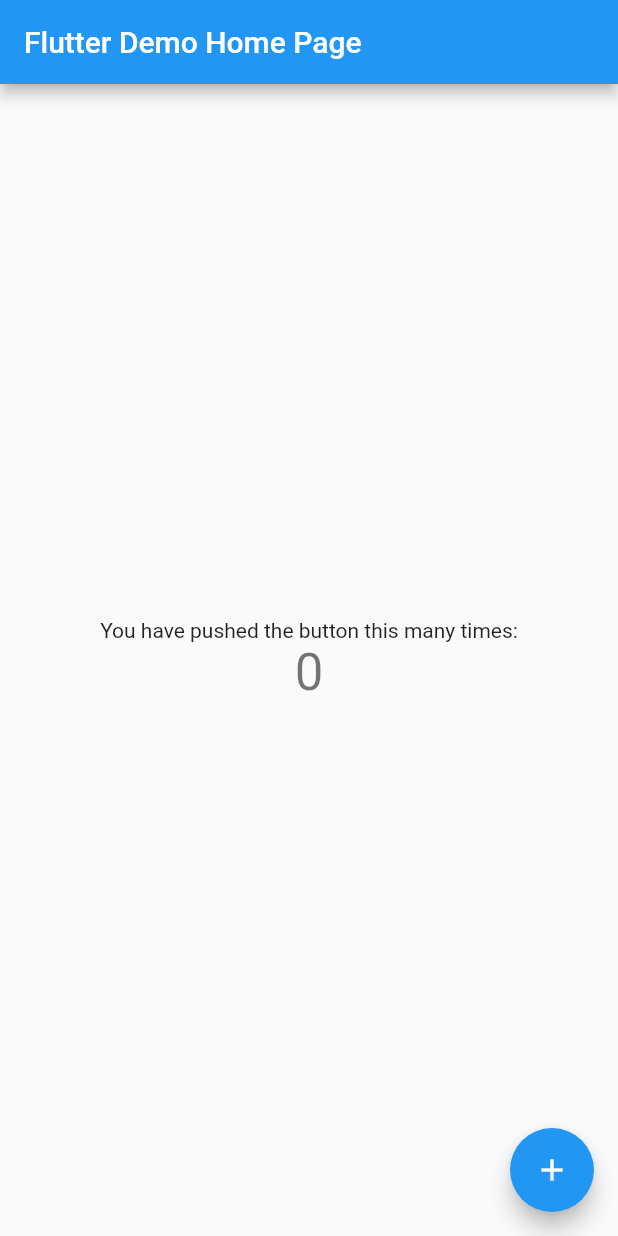
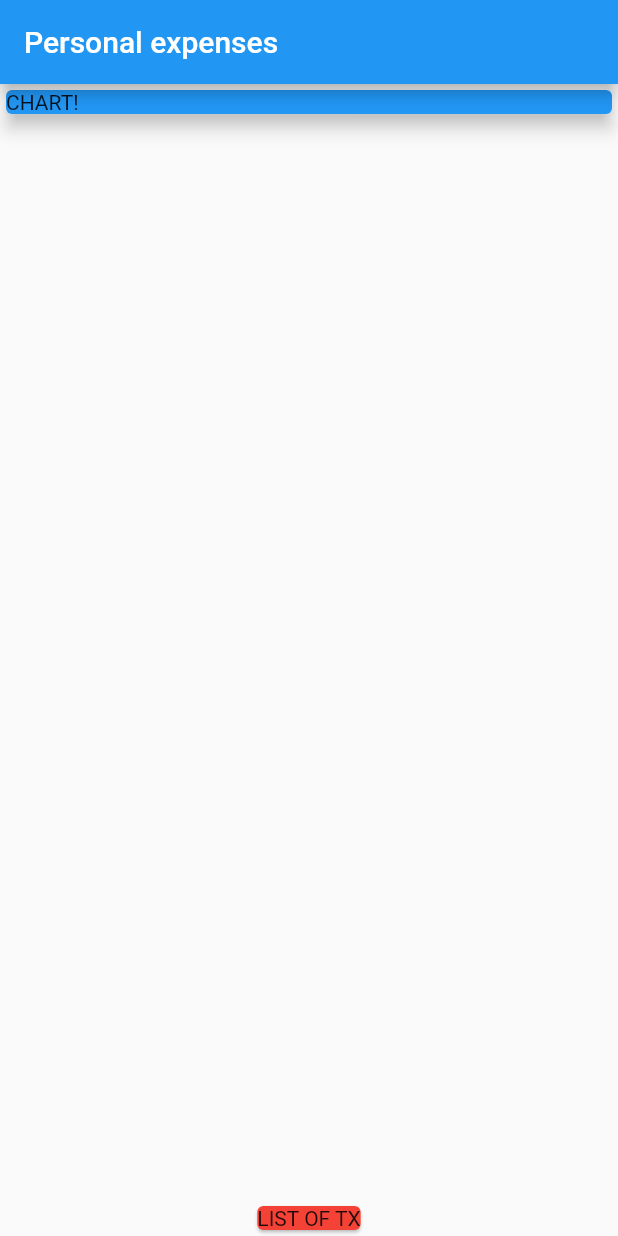
Before and after one commit to ixsho/personal_expenses, a Flutter app: the screen it shows after launch, on a phone screen of 412 x 824 dp. Run offline on Flutter 3.47's test engine with Material 2 defaults, Android fonts, the phone set to English and light mode, and no system bars.

Commit message:
Add: Card

```diff
--- a/lib/main.dart
+++ b/lib/main.dart
@@ -1,113 +1,40 @@
 import 'package:flutter/material.dart';
 
-void main() {
-  runApp(MyApp());
-}
+void main() => runApp(MyApp());
 
 class MyApp extends StatelessWidget {
-  // This widget is the root of your application.
   @override
   Widget build(BuildContext context) {
     return MaterialApp(
-      title: 'Flutter Demo',
-      theme: ThemeData(
-        // This is the theme of your application.
-        //
-        // Try running your application with "flutter run". You'll see the
-        // application has a blue toolbar. Then, without quitting the app, try
-        // changing the primarySwatch below to Colors.green and then invoke
-        // "hot reload" (press "r" in the console where you ran "flutter run",
-        // or simply save your changes to "hot reload" in a Flutter IDE).
-        // Notice that the counter didn't reset back to zero; the application
-        // is not restarted.
-        primarySwatch: Colors.blue,
-      ),
-      home: MyHomePage(title: 'Flutter Demo Home Page'),
+      title: 'Flutter App',
+      home: MyHomePage(),
     );
   }
 }
 
-class MyHomePage extends StatefulWidget {
-  MyHomePage({Key key, this.title}) : super(key: key);
-
-  // This widget is the home page of your application. It is stateful, meaning
-  // that it has a State object (defined below) that contains fields that affect
-  // how it looks.
-
-  // This class is the configuration for the state. It holds the values (in this
-  // case the title) provided by the parent (in this case the App widget) and
-  // used by the build method of the State. Fields in a Widget subclass are
-  // always marked "final".
-
-  final String title;
-
-  @override
-  _MyHomePageState createState() => _MyHomePageState();
-}
-
-class _MyHomePageState extends State<MyHomePage> {
-  int _counter = 0;
-
-  void _incrementCounter() {
-    setState(() {
-      // This call to setState tells the Flutter framework that something has
-      // changed in this State, which causes it to rerun the build method below
-      // so that the display can reflect the updated values. If we changed
-      // _counter without calling setState(), then the build method would not be
-      // called again, and so nothing would appear to happen.
-      _counter++;
-    });
-  }
-
+class MyHomePage extends StatelessWidget {
   @override
   Widget build(BuildContext context) {
-    // This method is rerun every time setState is called, for instance as done
-    // by the _incrementCounter method above.
-    //
-    // The Flutter framework has been optimized to make rerunning build methods
-    // fast, so that you can just rebuild anything that needs updating rather
-    // than having to individually change instances of widgets.
     return Scaffold(
       appBar: AppBar(
-        // Here we take the value from the MyHomePage object that was created by
-        // the App.build method, and use it to set our appbar title.
-        title: Text(widget.title),
+        title: Text('Personal expenses'),
       ),
-      body: Center(
-        // Center is a layout widget. It takes a single child and positions it
-        // in the middle of the parent.
-        child: Column(
-          // Column is also a layout widget. It takes a list of children and
-          // arranges them vertically. By default, it sizes itself to fit its
-          // children horizontally, and tries to be as tall as its parent.
-          //
-          // Invoke "debug painting" (press "p" in the console, choose the
-          // "Toggle Debug Paint" action from the Flutter Inspector in Android
-          // Studio, or the "Toggle Debug Paint" command in Visual Studio Code)
-          // to see the wireframe for each widget.
-          //
-          // Column has various properties to control how it sizes itself and
-          // how it positions its children. Here we use mainAxisAlignment to
-          // center the children vertically; the main axis here is the vertical
-          // axis because Columns are vertical (the cross axis would be
-          // horizontal).
-          mainAxisAlignment: MainAxisAlignment.center,
+      body: Column(
+          mainAxisAlignment: MainAxisAlignment.spaceBetween,
           children: <Widget>[
-            Text(
-              'You have pushed the button this many times:',
+            Container(
+              width: double.infinity,
+              child: Card(
+                color: Colors.blue,
+                child: Text('CHART!'),
+                elevation: 5,
+              ),
             ),
-            Text(
-              '$_counter',
-              style: Theme.of(context).textTheme.headline4,
-            ),
-          ],
-        ),
-      ),
-      floatingActionButton: FloatingActionButton(
-        onPressed: _incrementCounter,
-        tooltip: 'Increment',
-        child: Icon(Icons.add),
-      ), // This trailing comma makes auto-formatting nicer for build methods.
+            Card(
+              color: Colors.red,
+              child: Text('LIST OF TX'),
+            )
+          ]),
     );
   }
 }
```
